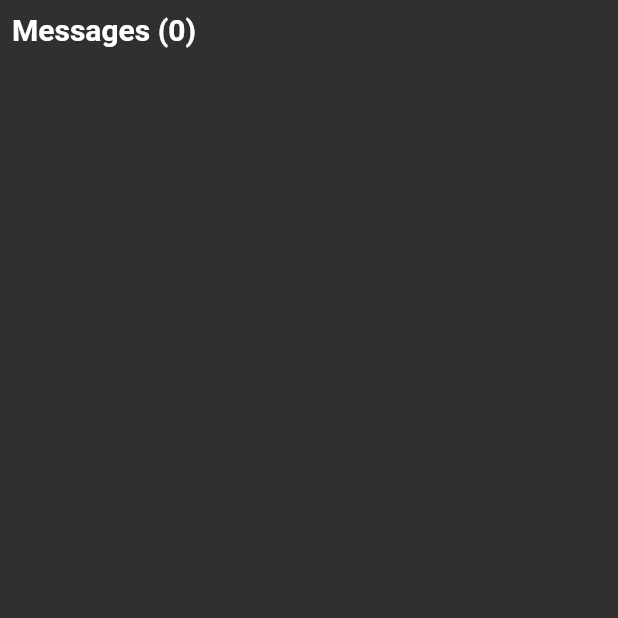
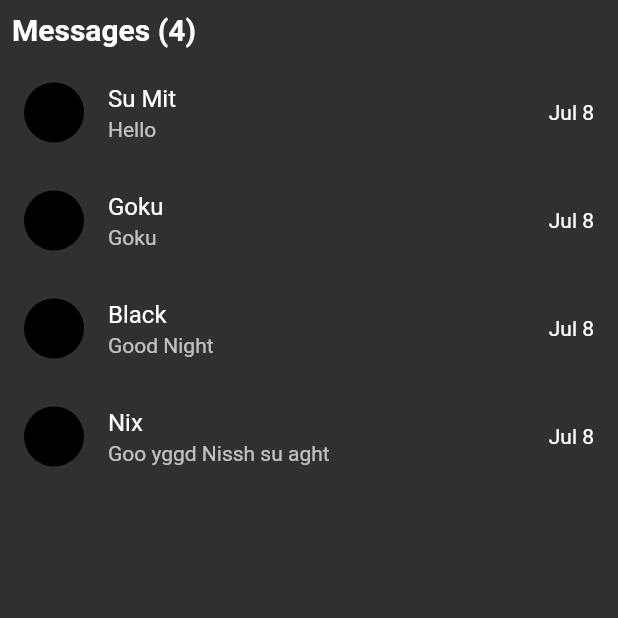
Before and after one commit to SuTechs/sqflite_chat, a Flutter app: the screen it shows after launch, on a phone screen of 412 x 824 dp, the top half of it. Run offline on Flutter 3.47's test engine with Material 2 defaults, Android fonts, the light colour scheme and no system bars; our stand-ins replace flutter_chat_bubble, sqflite; accounts and stored records are empty.

Commit message:
initial commit

```diff
--- a/lib/chatScreen.dart
+++ b/lib/chatScreen.dart
@@ -26,7 +26,7 @@ class _ChatScreenState extends State<ChatScreen> {
             Padding(
               padding: const EdgeInsets.all(8.0),
               child: Text(
-                'Conversation with\nSu Mit',
+                'Conversation with\n${widget.chat.name}',
                 style: kHeadingTextStyle,
               ),
             ),
--- a/lib/main.dart
+++ b/lib/main.dart
@@ -55,7 +55,9 @@ class Home extends StatefulWidget {
 
 class _HomeState extends State<Home> {
   List<Chat> chats = [];
-  createStartingDatabase() async {
+  bool isShowLoading = true;
+
+  void createStartingDatabase() async {
     await widget.databaseBrain
         .insertChat(Chat(id: 1, name: 'Su Mit', messages: ['Hi', 'Hello']));
     await widget.databaseBrain.insertChat(
@@ -64,27 +66,36 @@ class _HomeState extends State<Home> {
         .insertChat(Chat(id: 3, name: 'Ben', messages: ['Hi! there', 'Bye ']));
     await widget.databaseBrain.insertChat(
         Chat(id: 3, name: 'Black', messages: ['Good Morning', 'Good Night ']));
+    await widget.databaseBrain.insertChat(Chat(
+        id: 4,
+        name: 'Nix',
+        messages: ['Low auss aa sau syus uhw', 'Goo yggd Nissh su aght ']));
+
+    setState(() {
+      isShowLoading = false;
+    });
   }
 
   @override
-  void initState() {
+  Widget build(BuildContext context) {
     widget.databaseBrain.getChats().then((value) {
       if (value.length < 1)
         createStartingDatabase();
       else
         chats = value;
+
       setState(() {
-        print('Database Loaded');
+        isShowLoading = false;
       });
     });
-    super.initState();
-  }
 
-  @override
-  Widget build(BuildContext context) {
     return Scaffold(
       body: SafeArea(
-        child: Column(
+        child: isShowLoading
+            ? Center(
+                child: CircularProgressIndicator(),
+              )
+            : Column(
                 crossAxisAlignment: CrossAxisAlignment.start,
                 children: [
                   Padding(
```
Lines whose indentation alone changed are shown as unchanged.
